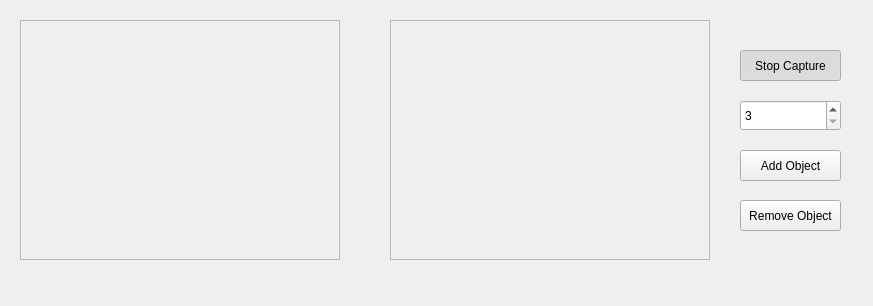
Before: the Qt Designer form Practica 3/mainwindow.ui in ARebollo/ArtificialVision, drawn with Qt 5.
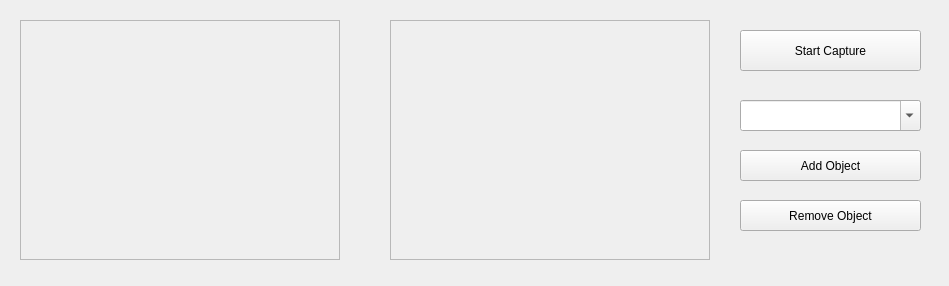
After: the same form once the commit is applied.

Commit message: Made capture work, removed leftovers from timerloop

The edit to the form file:
```diff
--- a/Practica 3/mainwindow.ui
+++ b/Practica 3/mainwindow.ui
@@ -6,8 +6,8 @@
    <rect>
     <x>0</x>
     <y>0</y>
-    <width>873</width>
-    <height>306</height>
+    <width>949</width>
+    <height>286</height>
    </rect>
   </property>
   <property name="windowTitle">
@@ -49,19 +49,19 @@
    <property name="geometry">
     <rect>
      <x>740</x>
-     <y>50</y>
-     <width>101</width>
-     <height>31</height>
+     <y>30</y>
+     <width>181</width>
+     <height>41</height>
     </rect>
    </property>
    <property name="text">
-    <string>Stop Capture</string>
+    <string>Start Capture</string>
    </property>
    <property name="checkable">
     <bool>true</bool>
    </property>
    <property name="checked">
-    <bool>true</bool>
+    <bool>false</bool>
    </property>
   </widget>
   <widget class="QPushButton" name="loadButton">
@@ -69,7 +69,7 @@
     <rect>
      <x>740</x>
      <y>150</y>
-     <width>101</width>
+     <width>181</width>
      <height>31</height>
     </rect>
    </property>
@@ -88,7 +88,7 @@
     <rect>
      <x>740</x>
      <y>200</y>
-     <width>101</width>
+     <width>181</width>
      <height>31</height>
     </rect>
    </property>
@@ -102,26 +102,17 @@
     <bool>false</bool>
    </property>
   </widget>
-  <widget class="QSpinBox" name="gaussWidthBox">
+  <widget class="QComboBox" name="comboBox">
    <property name="geometry">
     <rect>
      <x>740</x>
      <y>100</y>
-     <width>101</width>
+     <width>181</width>
      <height>31</height>
     </rect>
    </property>
-   <property name="minimum">
-    <number>3</number>
-   </property>
-   <property name="maximum">
-    <number>19</number>
-   </property>
-   <property name="singleStep">
-    <number>2</number>
-   </property>
-   <property name="value">
-    <number>3</number>
+   <property name="editable">
+    <bool>true</bool>
    </property>
   </widget>
  </widget>
```
Left out of the diff: 8 changed lines with no effect on the pictures. The commit also changes 1 other file.
